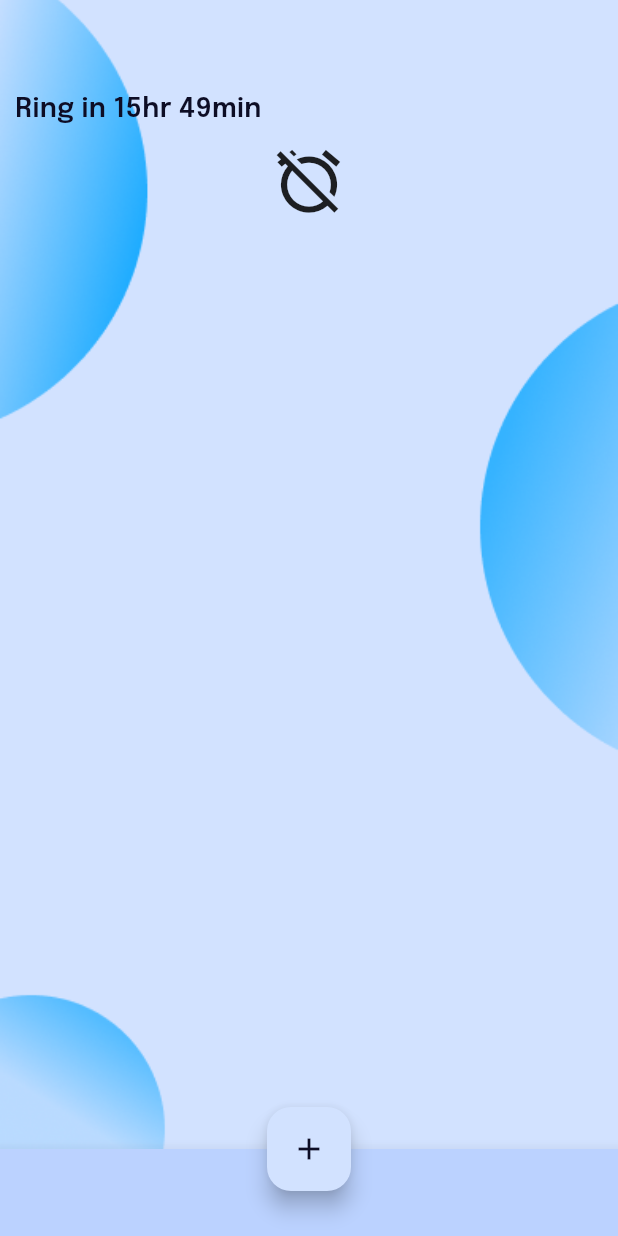
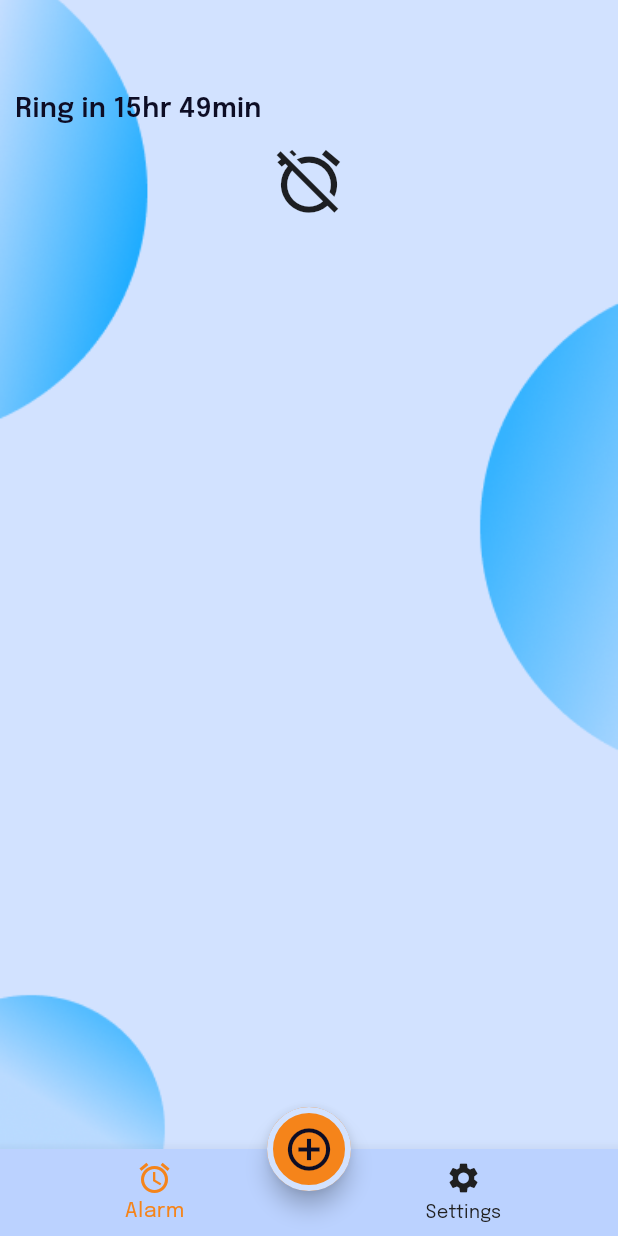
Before and after one commit to Mohammad-Areeb-Kashaf/snooze_slayer, a Flutter app: the screen it shows after launch, on a phone screen of 412 x 824 dp. Run offline on Flutter 3.47's test engine with Material 3 defaults, Android fonts, the light colour scheme and no system bars; our stand-ins replace flutter_svg, flutter_switch, get, objectbox; missing offline and left inert: scroll_datetime_picker; generated files the repository leaves out were written again.

Commit message:
floating action button and bottom navigation bar fixed

```diff
--- a/lib/pages/main_page.dart
+++ b/lib/pages/main_page.dart
@@ -1,5 +1,6 @@
 import 'package:flutter/material.dart';
 import 'package:get/get.dart';
+import 'package:snooze_slayer/constants.dart';
 import 'package:snooze_slayer/controller/theme_controller.dart';
 import 'package:snooze_slayer/models/alarm_model.dart';
 import 'package:snooze_slayer/widgets/alarm_tile.dart';
@@ -17,6 +18,8 @@ class MainPage extends StatefulWidget {
 class _MainPageState extends State<MainPage> {
   final AlarmControllerObjectBox alarmControllerObjectBox =
       Get.find<AlarmControllerObjectBox>();
+  final ThemeController themeController = Get.find<ThemeController>();
+  int selectedIndex = 0;
 
   @override
   Widget build(BuildContext context) {
@@ -24,7 +27,8 @@ class _MainPageState extends State<MainPage> {
       child: Scaffold(
         body: SingleChildScrollView(
           child: SafeArea(
-            child: Padding(
+            child: selectedIndex == 0
+                ? Padding(
               padding: const EdgeInsets.all(10.0),
               child: Column(
                 crossAxisAlignment: CrossAxisAlignment.start,
@@ -68,30 +72,63 @@ class _MainPageState extends State<MainPage> {
                   }),
                 ],
               ),
+                  )
+                : Center(
+                    child: Text('Settings'),
             ),
           ),
         ),
-        floatingActionButton: FloatingActionButton(
+        floatingActionButton: ValueListenableBuilder(
+            valueListenable: themeController.notifier,
+            builder: (context, _, __) {
+              return FloatingActionButton(
+                backgroundColor: kMainActiveColor,
+                shape: RoundedRectangleBorder(
+                  borderRadius: BorderRadius.circular(50),
+                  side: BorderSide(
+                      width: 4,
+                      color: themeController.notifier.value == ThemeMode.light
+                          ? kLightPrimaryColor
+                          : kDarkPrimaryColor),
+                ),
                 onPressed: () {
-            alarmControllerObjectBox.createAlarm(Alarm(
-              label: "Alarm Label",
-              time: '04:00 AM',
-              repeat: ["Once"],
-              enabled: true,
-            ));
+                  // alarmControllerObjectBox.createAlarm(Alarm(
+                  //   label: "Alarm Label",
+                  //   time: '04:00 AM',
+                  //   repeat: ["Once"],
+                  //   enabled: true,
+                  // ));
                   final themeController = Get.find<ThemeController>();
                   themeController.changeThemeMode();
                 },
-          child: Icon(Icons.add),
+                child: Icon(
+                  Icons.add_circle_outline,
+                  size: 34,
+                ),
+              );
+            }
         ),
         floatingActionButtonLocation: FloatingActionButtonLocation.centerDocked,
-        bottomNavigationBar: BottomNavigationBar(
-          type: BottomNavigationBarType.shifting,
+        bottomNavigationBar: ValueListenableBuilder(
+            valueListenable: themeController.notifier,
+            builder: (context, _, __) {
+              return BottomNavigationBar(
+                onTap: (value) => setState(() => selectedIndex = value),
+                currentIndex: selectedIndex,
+                selectedItemColor: kMainActiveColor,
+                unselectedItemColor:
+                    themeController.notifier.value == ThemeMode.light
+                        ? kMainTextColor
+                        : kDarkTextColor,
+                type: BottomNavigationBarType.fixed,
                 items: [
-            BottomNavigationBarItem(icon: Icon(Icons.alarm), label: 'Alarm'),
+                  BottomNavigationBarItem(
+                      icon: Icon(Icons.alarm), label: 'Alarm'),
                   BottomNavigationBarItem(
                       icon: Icon(Icons.settings), label: 'Settings'),
                 ],
+              );
+            }
         ),
       ),
     );
```
Lines whose indentation alone changed are shown as unchanged.
